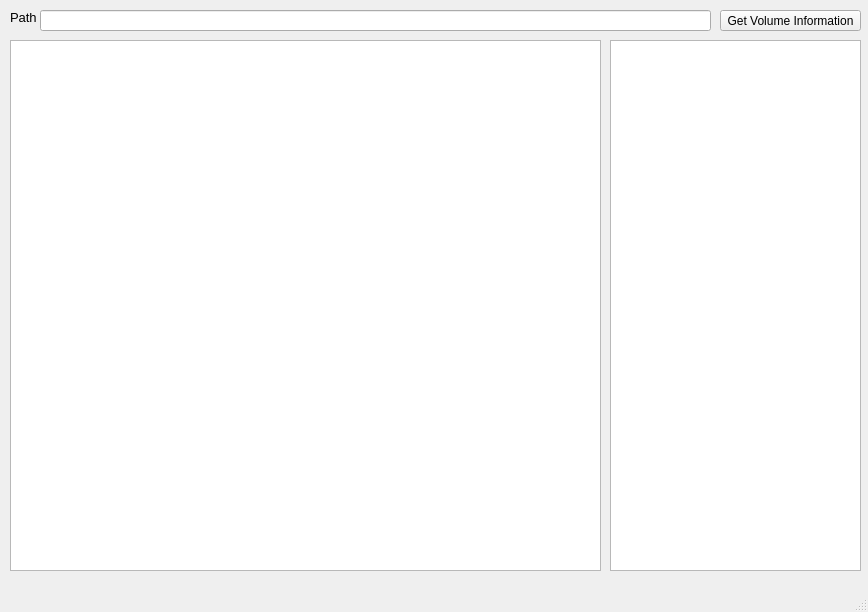
Qt form ui/app.ui (huyg1108/FAT32-NTFS-reader) before a commit.
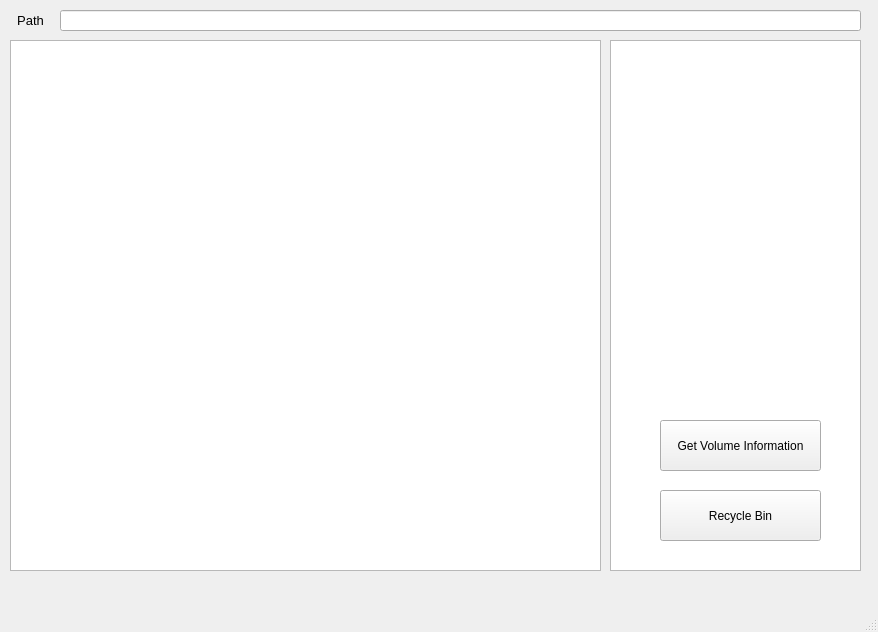
The same form after that commit.

```diff
--- a/ui/app.ui
+++ b/ui/app.ui
@@ -6,8 +6,8 @@
    <rect>
     <x>0</x>
     <y>0</y>
-    <width>868</width>
-    <height>612</height>
+    <width>878</width>
+    <height>632</height>
    </rect>
   </property>
   <property name="windowTitle">
@@ -40,9 +40,9 @@
     </property>
     <property name="geometry">
      <rect>
-      <x>40</x>
+      <x>60</x>
       <y>10</y>
-      <width>671</width>
+      <width>801</width>
       <height>21</height>
      </rect>
     </property>
@@ -50,10 +50,10 @@
    <widget class="QPushButton" name="disk_info">
     <property name="geometry">
      <rect>
-      <x>720</x>
-      <y>10</y>
-      <width>141</width>
-      <height>21</height>
+      <x>660</x>
+      <y>420</y>
+      <width>161</width>
+      <height>51</height>
      </rect>
     </property>
     <property name="text">
@@ -63,14 +63,27 @@
    <widget class="QLabel" name="label">
     <property name="geometry">
      <rect>
-      <x>10</x>
+      <x>0</x>
       <y>10</y>
-      <width>31</width>
-      <height>16</height>
+      <width>61</width>
+      <height>21</height>
      </rect>
     </property>
     <property name="text">
-     <string>&lt;html&gt;&lt;head/&gt;&lt;body&gt;&lt;p&gt;&lt;span style=&quot; font-size:10pt;&quot;&gt;Path&lt;/span&gt;&lt;/p&gt;&lt;/body&gt;&lt;/html&gt;</string>
+     <string>&lt;html&gt;&lt;head/&gt;&lt;body&gt;&lt;p align=&quot;center&quot;&gt;&lt;span style=&quot; font-size:10pt;&quot;&gt;Path&lt;/span&gt;&lt;/p&gt;&lt;/body&gt;&lt;/html&gt;</string>
+    </property>
+   </widget>
+   <widget class="QPushButton" name="recycleBin">
+    <property name="geometry">
+     <rect>
+      <x>660</x>
+      <y>490</y>
+      <width>161</width>
+      <height>51</height>
+     </rect>
+    </property>
+    <property name="text">
+     <string>Recycle Bin</string>
     </property>
    </widget>
   </widget>
```
Left out of the diff: 2 changed lines with no effect on the pictures.
